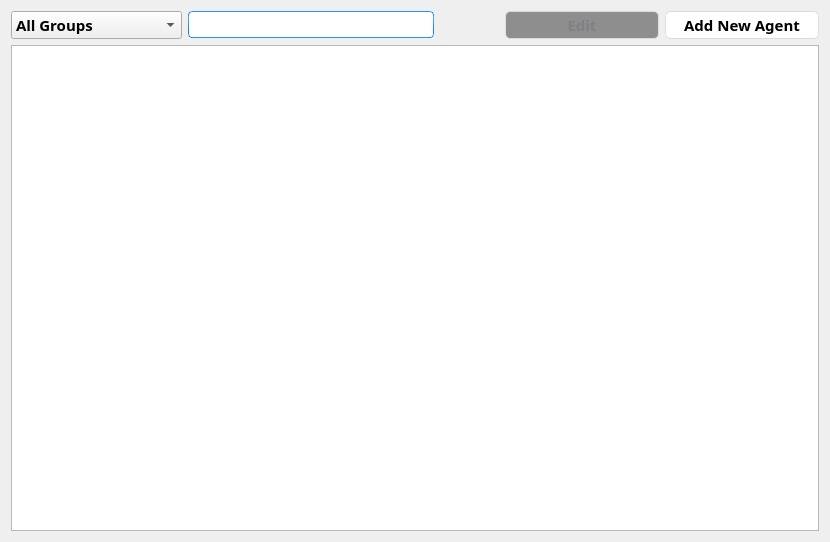
The window that ui/Agents.ui (YassineBaghdadi/TransportingPlanning) describes before a commit, drawn with Qt 5.
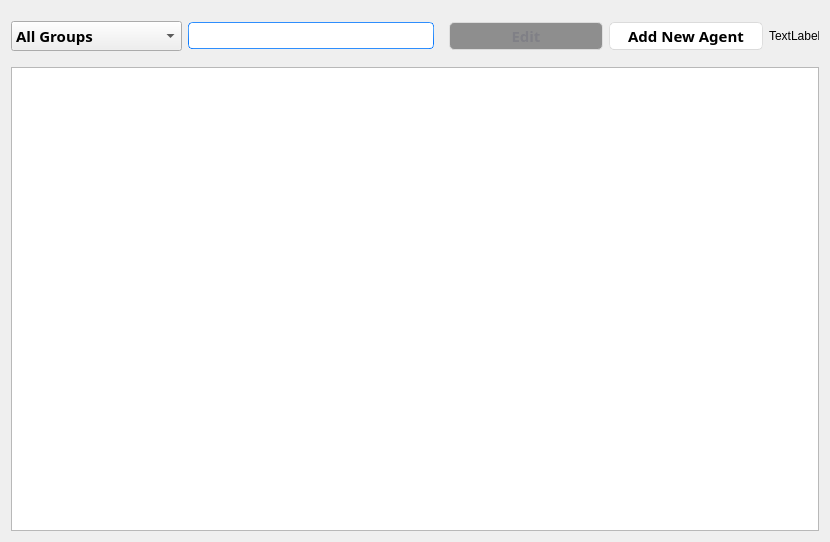
The same window after the commit.

The edit to the form file:
```diff
--- a/ui/Agents.ui
+++ b/ui/Agents.ui
@@ -676,6 +676,37 @@
        </property>
       </widget>
      </item>
+     <item>
+      <widget class="QLabel" name="back_icon">
+       <property name="minimumSize">
+        <size>
+         <width>50</width>
+         <height>50</height>
+        </size>
+       </property>
+       <property name="maximumSize">
+        <size>
+         <width>50</width>
+         <height>50</height>
+        </size>
+       </property>
+       <property name="cursor">
+        <cursorShape>PointingHandCursor</cursorShape>
+       </property>
+       <property name="styleSheet">
+        <string notr="true">QLabel#back_icon:hover {
+	
+	border-color: rgb(23, 155, 255);
+}</string>
+       </property>
+       <property name="text">
+        <string>TextLabel</string>
+       </property>
+       <property name="alignment">
+        <set>Qt::AlignLeading|Qt::AlignLeft|Qt::AlignVCenter</set>
+       </property>
+      </widget>
+     </item>
     </layout>
    </item>
    <item>
```
